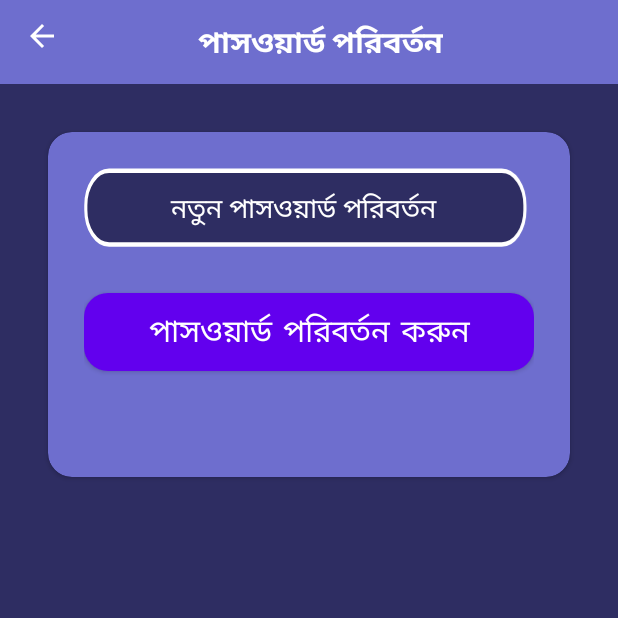
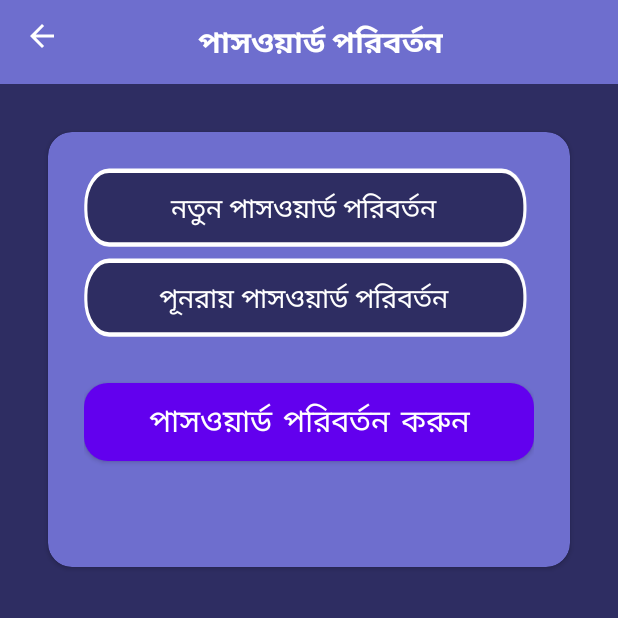
Before and after one commit to applandsys/tencrmbank_android_native, an Android app: the ChangePasswordActivity screen opened directly, with no data from a screen before it, on a phone screen of 412 x 824 dp, the top half of it. Run offline under Robolectric (Android 15) with nearby library versions, the phone set to English and light mode, and no system bars; our stand-ins replace Volley, sdp/ssp sizes; network calls fail.

Commit message:
change pass completed

```diff
--- a/app/src/main/java/com/example/a10crmbank/HomeActivity.java
+++ b/app/src/main/java/com/example/a10crmbank/HomeActivity.java
@@ -46,6 +46,8 @@ public class HomeActivity extends AppCompatActivity {
 
         Users users = SharedPrefManager.getInstance(getApplicationContext()).getUser();
         String user_id = users.getUser_id();
+        String login_id = users.getLoginid();
+
 
         // Get Home page data from server
         //if everything is fine
--- a/app/src/main/java/com/example/a10crmbank/Settings2Activity.java
+++ b/app/src/main/java/com/example/a10crmbank/Settings2Activity.java
@@ -10,5 +10,9 @@ public class Settings2Activity extends AppCompatActivity {
     protected void onCreate(Bundle savedInstanceState) {
         super.onCreate(savedInstanceState);
         setContentView(R.layout.settings_2);
+
+        findViewById(R.id.back_imagevie).setOnClickListener(v -> {
+            finish();
+        });
     }
 }
--- a/app/src/main/java/com/example/a10crmbank/SharedPrefManager.java
+++ b/app/src/main/java/com/example/a10crmbank/SharedPrefManager.java
@@ -40,6 +40,7 @@ public class SharedPrefManager {
         return sharedPreferences.getString(KEY_PLAYERID, null) != null;
     }
 
+
     //this method will give the logged in user
     public Users getUser() {
         SharedPreferences sharedPreferences = ctx.getSharedPreferences(SHARED_PREF_NAME, Context.MODE_PRIVATE);
--- a/app/src/main/java/com/example/a10crmbank/URLs.java
+++ b/app/src/main/java/com/example/a10crmbank/URLs.java
@@ -8,5 +8,6 @@ public class URLs {
     public static final String LOGOUT= ROOT_URL + "api/logout";
     public static final String OFFER= ROOT_URL + "api/offer";
     public static final String WITHDRAAW = ROOT_URL + "api/withdrawtpg";
+    public static final String CHANGEPASS = ROOT_URL + "api/changePass";
 
 }
--- a/app/src/main/java/com/example/a10crmbank/Users.java
+++ b/app/src/main/java/com/example/a10crmbank/Users.java
@@ -1,8 +1,7 @@
 package com.example.a10crmbank;
 
 public class Users {
-    private String user_id;
-    private String playerid,name,loginid;
+    private String user_id, playerid,name,loginid;
 
     public Users(String user_id, String playerid, String name, String loginid) {
         this.user_id = user_id;
--- a/app/src/main/java/com/example/a10crmbank/WithdrawActivity.java
+++ b/app/src/main/java/com/example/a10crmbank/WithdrawActivity.java
@@ -86,7 +86,8 @@ public class WithdrawActivity extends AppCompatActivity {
 
 
         findViewById(R.id.setting_back_imagevie).setOnClickListener(v -> {
-            startActivity(new Intent(getApplicationContext(),HomeActivity.class));
+            finish();
+           // startActivity(new Intent(getApplicationContext(),HomeActivity.class));
         });
 
 
--- a/app/src/main/res/layout/change_password.xml
+++ b/app/src/main/res/layout/change_password.xml
@@ -21,6 +21,7 @@
             android:orientation="horizontal">
 
             <ImageView
+                android:id="@+id/back_imagevie"
                 android:layout_width="wrap_content"
                 android:layout_height="wrap_content"
                 android:layout_alignParentStart="true"
@@ -56,6 +57,7 @@
             android:padding="24dp">
 
             <EditText
+                android:id="@+id/newpass_edittext"
                 android:layout_width="match_parent"
                 android:layout_height="60dp"
                 android:background="@drawable/ic_bg_edit_txt"
@@ -68,8 +70,23 @@
                 android:textColor="@color/white"
                 android:textColorHint="@color/white" />
 
+            <EditText
+                android:id="@+id/confirmpass_edittext"
+                android:layout_width="match_parent"
+                android:layout_height="60dp"
+                android:background="@drawable/ic_bg_edit_txt"
+                android:hint="পূনরায় পাসওয়ার্ড পরিবর্তন"
+                android:inputType="phone"
+                android:paddingStart="12dp"
+                android:paddingEnd="20dp"
+                android:paddingBottom="4dp"
+                android:textAlignment="center"
+                android:textColor="@color/white"
+                android:textColorHint="@color/white" />
+
 
             <Button
+                android:id="@+id/change_pass_button"
                 style="@style/button_mbank"
                 android:layout_width="match_parent"
                 android:layout_height="52dp"
--- a/app/src/main/res/layout/settings_2.xml
+++ b/app/src/main/res/layout/settings_2.xml
@@ -21,6 +21,7 @@
             android:orientation="horizontal">
 
             <ImageView
+                android:id="@+id/back_imagevie"
                 android:layout_width="wrap_content"
                 android:layout_height="wrap_content"
                 android:layout_alignParentStart="true"
```
Also changed, not shown: app/src/main/java/com/example/a10crmbank/ChangePasswordActivity.java (+81 -0 lines), app/src/main/java/com/example/a10crmbank/LoginActivity.java (+8 -7 lines), app/src/main/java/com/example/a10crmbank/RegisterActivity.java (+21 -1 lines), app/src/main/java/com/example/a10crmbank/SettingsActivity.java (+7 -4 lines).
